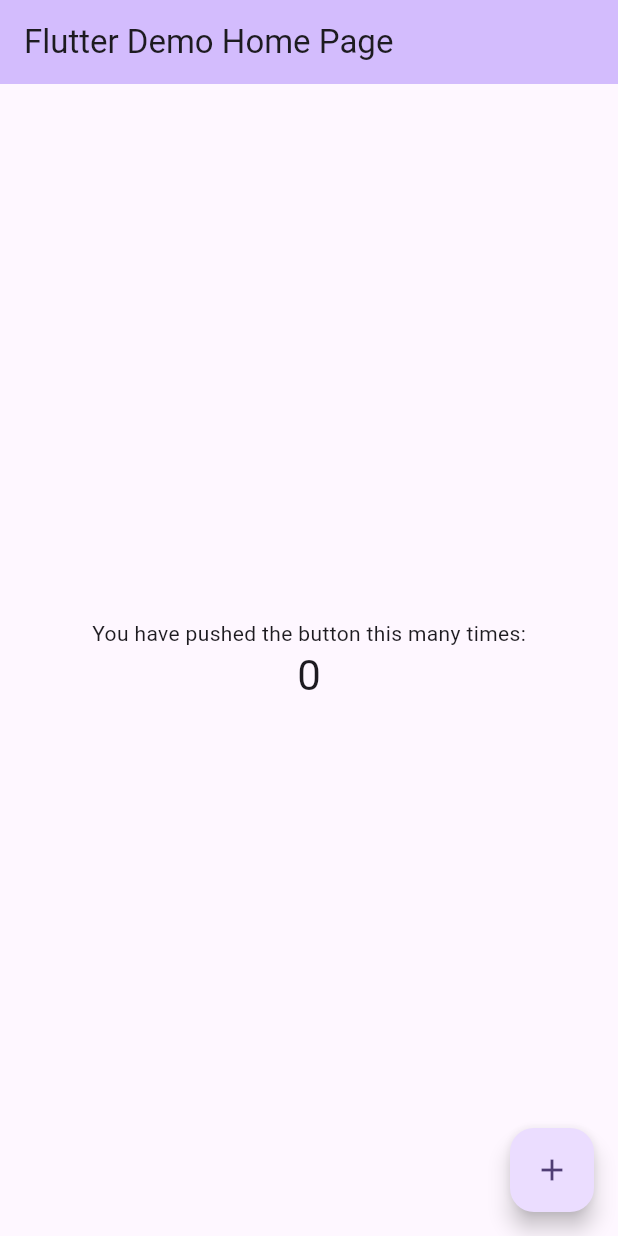
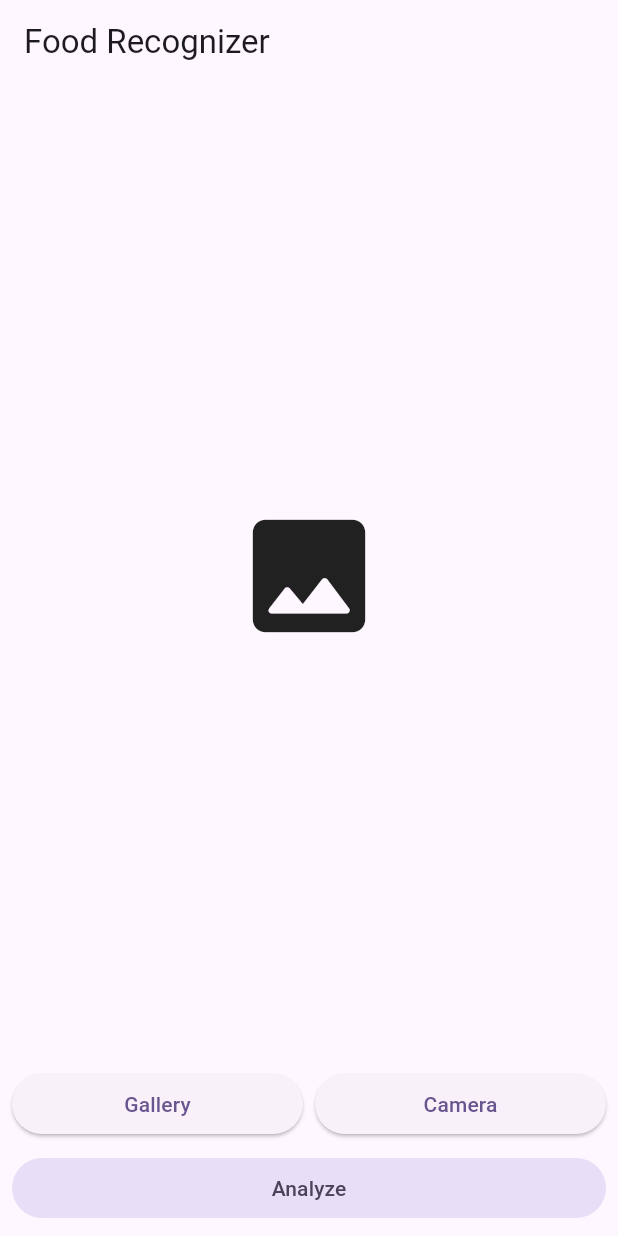
Before and after one commit to bayutp/Dicoding-Food-Recognizer, a Flutter app: the screen it shows after launch, on a phone screen of 412 x 824 dp. Run offline on Flutter 3.47's test engine with Material 3 defaults, Android fonts, the phone set to English and light mode, and no system bars; our stand-ins replace image_picker.

Commit message:
[bayu]  - create image picker from gallery or camera

```diff
--- /dev/null
+++ b/lib/controller/home_provider.dart
@@ -0,0 +1,31 @@
+import 'package:flutter/material.dart';
+import 'package:image_picker/image_picker.dart';
+
+class HomeProvider extends ChangeNotifier {
+  String? imagePath;
+  XFile? imageFile;
+
+  void _setImages(XFile? value) {
+    imageFile = value;
+    imagePath = value?.path;
+    notifyListeners();
+  }
+
+  void openCamera() async {
+    final picker = ImagePicker();
+    final pickedFile = await picker.pickImage(source: ImageSource.camera);
+
+    if (pickedFile != null) {
+      _setImages(pickedFile);
+    }
+  }
+
+  void openGallery() async {
+    final picker = ImagePicker();
+    final pickedFile = await picker.pickImage(source: ImageSource.gallery);
+
+    if (pickedFile != null) {
+      _setImages(pickedFile);
+    }
+  }
+}
--- a/lib/main.dart
+++ b/lib/main.dart
@@ -1,4 +1,5 @@
 import 'package:flutter/material.dart';
+import 'package:food_recognizer_app/ui/home_page.dart';
 
 void main() {
   runApp(const MyApp());
@@ -6,117 +7,14 @@ void main() {
 
 class MyApp extends StatelessWidget {
   const MyApp({super.key});
-
-  // This widget is the root of your application.
   @override
   Widget build(BuildContext context) {
     return MaterialApp(
       title: 'Flutter Demo',
       theme: ThemeData(
-        // This is the theme of your application.
-        //
-        // TRY THIS: Try running your application with "flutter run". You'll see
-        // the application has a purple toolbar. Then, without quitting the app,
-        // try changing the seedColor in the colorScheme below to Colors.green
-        // and then invoke "hot reload" (save your changes or press the "hot
-        // reload" button in a Flutter-supported IDE, or press "r" if you used
-        // the command line to start the app).
-        //
-        // Notice that the counter didn't reset back to zero; the application
-        // state is not lost during the reload. To reset the state, use hot
-        // restart instead.
-        //
-        // This works for code too, not just values: Most code changes can be
-        // tested with just a hot reload.
         colorScheme: ColorScheme.fromSeed(seedColor: Colors.deepPurple),
       ),
-      home: const MyHomePage(title: 'Flutter Demo Home Page'),
+      home: const HomePage(),
     );
   }
 }
-
-class MyHomePage extends StatefulWidget {
-  const MyHomePage({super.key, required this.title});
-
-  // This widget is the home page of your application. It is stateful, meaning
-  // that it has a State object (defined below) that contains fields that affect
-  // how it looks.
-
-  // This class is the configuration for the state. It holds the values (in this
-  // case the title) provided by the parent (in this case the App widget) and
-  // used by the build method of the State. Fields in a Widget subclass are
-  // always marked "final".
-
-  final String title;
-
-  @override
-  State<MyHomePage> createState() => _MyHomePageState();
-}
-
-class _MyHomePageState extends State<MyHomePage> {
-  int _counter = 0;
-
-  void _incrementCounter() {
-    setState(() {
-      // This call to setState tells the Flutter framework that something has
-      // changed in this State, which causes it to rerun the build method below
-      // so that the display can reflect the updated values. If we changed
-      // _counter without calling setState(), then the build method would not be
-      // called again, and so nothing would appear to happen.
-      _counter++;
-    });
-  }
-
-  @override
-  Widget build(BuildContext context) {
-    // This method is rerun every time setState is called, for instance as done
-    // by the _incrementCounter method above.
-    //
-    // The Flutter framework has been optimized to make rerunning build methods
-    // fast, so that you can just rebuild anything that needs updating rather
-    // than having to individually change instances of widgets.
-    return Scaffold(
-      appBar: AppBar(
-        // TRY THIS: Try changing the color here to a specific color (to
-        // Colors.amber, perhaps?) and trigger a hot reload to see the AppBar
-        // change color while the other colors stay the same.
-        backgroundColor: Theme.of(context).colorScheme.inversePrimary,
-        // Here we take the value from the MyHomePage object that was created by
-        // the App.build method, and use it to set our appbar title.
-        title: Text(widget.title),
-      ),
-      body: Center(
-        // Center is a layout widget. It takes a single child and positions it
-        // in the middle of the parent.
-        child: Column(
-          // Column is also a layout widget. It takes a list of children and
-          // arranges them vertically. By default, it sizes itself to fit its
-          // children horizontally, and tries to be as tall as its parent.
-          //
-          // Column has various properties to control how it sizes itself and
-          // how it positions its children. Here we use mainAxisAlignment to
-          // center the children vertically; the main axis here is the vertical
-          // axis because Columns are vertical (the cross axis would be
-          // horizontal).
-          //
-          // TRY THIS: Invoke "debug painting" (choose the "Toggle Debug Paint"
-          // action in the IDE, or press "p" in the console), to see the
-          // wireframe for each widget.
-          mainAxisAlignment: MainAxisAlignment.center,
-          children: <Widget>[
-            const Text('You have pushed the button this many times:'),
-            Text(
-              '$_counter',
-              style: Theme.of(context).textTheme.headlineMedium,
-            ),
-          ],
-        ),
-      ),
-      floatingActionButton: FloatingActionButton(
-        onPressed: _incrementCounter,
-        tooltip: 'Increment',
-        child: const Icon(Icons.add),
-      ), // This trailing comma makes auto-formatting nicer for build methods.
-    );
-  }
-}
--- /dev/null
+++ b/lib/ui/home_page.dart
@@ -0,0 +1,101 @@
+import 'dart:io';
+
+import 'package:flutter/material.dart';
+import 'package:food_recognizer_app/controller/home_provider.dart';
+import 'package:provider/provider.dart';
+
+class HomePage extends StatelessWidget {
+  const HomePage({super.key});
+
+  @override
+  Widget build(BuildContext context) {
+    return ChangeNotifierProvider(
+      create: (context) => HomeProvider(),
+      child: const _HomeView(),
+    );
+  }
+}
+
+class _HomeView extends StatelessWidget {
+  const _HomeView();
+
+  @override
+  Widget build(BuildContext context) {
+    return Scaffold(
+      appBar: AppBar(title: Text("Food Recognizer")),
+      body: _HomeBody(),
+    );
+  }
+}
+
+class _HomeBody extends StatelessWidget {
+  const _HomeBody();
+
+  @override
+  Widget build(BuildContext context) {
+    return SafeArea(
+      child: Center(
+        child: Padding(
+          padding: EdgeInsets.all(8.0),
+          child: Column(
+            children: [
+              Expanded(
+                child: Consumer<HomeProvider>(
+                  builder: (context, value, child) {
+                    final imagePath = value.imagePath;
+                    return imagePath == null
+                        ? Align(
+                            alignment: Alignment.center,
+                            child: Icon(Icons.image_rounded, size: 100),
+                          )
+                        : Image.file(
+                            File(imagePath.toString()),
+                            fit: BoxFit.contain,
+                          );
+                  },
+                ),
+              ),
+              SizedBox(height: 8),
+              Column(
+                crossAxisAlignment: CrossAxisAlignment.stretch,
+                children: [
+                  Row(
+                    crossAxisAlignment: CrossAxisAlignment.center,
+                    mainAxisAlignment: MainAxisAlignment.spaceBetween,
+                    children: [
+                      Expanded(
+                        child: ElevatedButton(
+                          onPressed: () =>
+                              context.read<HomeProvider>().openGallery(),
+                          child: const Text("Gallery"),
+                        ),
+                      ),
+                      SizedBox(width: 8,),
+                      Expanded(
+                        child: ElevatedButton(
+                          onPressed: () =>
+                              context.read<HomeProvider>().openCamera(),
+                          child: const Text("Camera"),
+                        ),
+                      ),
+                    ],
+                  ),
+                  SizedBox(height: 8),
+                  FilledButton.tonal(
+                    onPressed: () {
+                      final scaffoldMessenger = ScaffoldMessenger.of(context);
+                      scaffoldMessenger.showSnackBar(
+                        SnackBar(content: Text("Feature under development 🙏")),
+                      );
+                    },
+                    child: const Text("Analyze"),
+                  ),
+                ],
+              ),
+            ],
+          ),
+        ),
+      ),
+    );
+  }
+}
```
Also changed, not shown: 1 other file.
